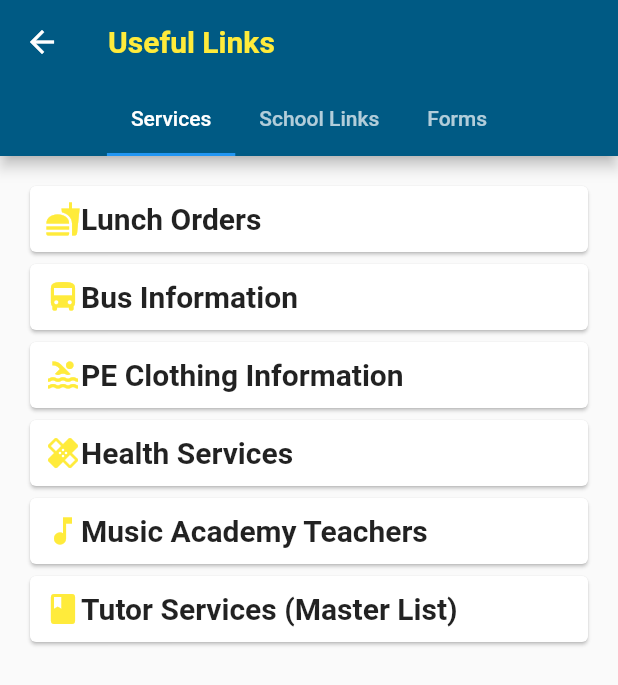
After one commit to nvonklitzing/myzis_c, a Flutter app: the UsefulLinksPage screen opened by its route, on a phone screen of 412 x 824 dp. The commit adds this screen. Shown: the top 685 px of the screen. Run offline on Flutter 3.47's test engine with Material 2 defaults, Android fonts, the phone set to English and light mode, and no system bars; network calls fail.

Commit message:
Added a Useful Links Page

```diff
--- a/lib/HomePage.dart
+++ b/lib/HomePage.dart
@@ -90,6 +90,7 @@ class _HomePageState extends State<HomePage> {
       getDrawerItem(Icons.book,     'Lions Journal', '/LionsJournalPage'),
       getDrawerItem(Icons.schedule, 'Schedule',      '/SchedulePage'),
       getDrawerItem(Icons.settings, 'Settings', '/SettingsPage'),
+      getDrawerItem(Icons.help, 'Useful Links', '/UsefulLinksPage'),
       drawerAboutItem
     ];
 
--- /dev/null
+++ b/lib/UsefulLinksPage.dart
@@ -0,0 +1,119 @@
+import 'package:flutter/material.dart';
+import 'package:myzis_c/ScheduleCard.dart';
+//import 'package:url_launcher/url_launcher.dart';
+
+class UsefulLinksPage extends StatefulWidget {
+  UsefulLinksPage({Key key}) : super(key: key);
+
+  static const String routeName = "/UsefulLinksPage";
+
+
+  @override
+  _SchedulePageState createState() => new _SchedulePageState();
+}
+
+//Examle Schedule
+class _SchedulePageState extends State<UsefulLinksPage> {
+//  _launchUrl(String url) async {
+//    if (await canLaunch(url)) {
+//      await launch(url);
+//    } else {
+//      throw 'Could not launch $url';
+//    }
+//  }
+
+  static var serviceLinks = [
+    _generateLink("Lunch Orders", Icons.fastfood, "http://passionfood.ch/register/"),
+    _generateLink("Bus Information", Icons.directions_bus, "https://www.zis.ch/fs/pages/458"),
+    _generateLink("PE Clothing Information", Icons.pool, "https://www.zis.ch/fs/pages/459"),
+    _generateLink("Health Services", Icons.healing, "https://docs.google.com/document/d/1pwiSWlqAM6ZVaOrkV5yquYK5uHiXNysmxQidm3usOJY/edit?usp=sharing"),
+    _generateLink("Music Academy Teachers", Icons.music_note, "https://docs.google.com/document/d/18RuCv01lZmxp_1l8OwMCIHTqLUsuL7A4Dn4j_J2kenE/edit?ts=5936663b"),
+    _generateLink("Tutor Services (Master List)", Icons.book, "https://docs.google.com/document/d/15dssyjWUq4Z2DafESBK_wqjTujV5dqLSWYIwxQQEuKs/edit"),
+  ];
+  static var schoolLinks = [
+    _generateLink("Annual Fund", Icons.monetization_on, "https://www.zis.ch/fs/pages/227"),
+    _generateLink("Child Protection Policy", Icons.info, "https://www.zis.ch/uploaded/Faculty_Staff_Portal/Student_Support_Services/ZIS_Child_Protection_Policy.pdf"),
+    _generateLink("Parent & ZIS Partnership", Icons.group_work, "https://www.zis.ch/uploaded/ZIS/Parents_Portal/ZISLinks/ZIS_parent_guardian_partnership_August_15.pdf"),
+    _generateLink("School Publications", Icons.public, "https://www.zis.ch/fs/pages/223"),
+    _generateLink("ZIS Job Center", Icons.work, "https://www.zis.ch/fs/pages/303"),
+    _generateLink("ZIS Terms and Abbreviations", Icons.collections_bookmark, "https://www.zis.ch/fs/pages/303"),
+  ];
+  static var formsLinks = [
+    _generateLink("Mentoring Permission", Icons.info, "https://www.zis.ch/cf_forms/view.cfm?formID=533"),
+    _generateLink("Parent Volunteering", Icons.event_available, "https://www.zis.ch/cf_forms/view.cfm?formID=11715"),
+    _generateLink("Teacher Referral Mentoring", Icons.info, "https://www.zis.ch/cf_forms/view.cfm?formID=532"),
+    _generateLink("Student Withdrawal", Icons.exit_to_app, "https://www.zis.ch/cf_forms/view.cfm?formID=1332"),
+    _generateLink("Temporary Guardianship", Icons.forward, "https://www.zis.ch/uploaded/ZIS/Parents_Portal/ZISLinks/ZIS_temporary_guardianship_form.pdf"),
+  ];
+
+  static var linkLists = [
+    serviceLinks,
+    schoolLinks,
+    formsLinks,
+  ];
+
+  static GestureDetector _generateLink (String name, IconData icon, String url) {
+    return new GestureDetector(
+      onTap: () {
+//        _launchUrl(url);
+      },
+      child: new Card(
+        child: new Padding(
+          padding: new EdgeInsets.all(10.0),
+          child: new Row(
+            children: <Widget>[
+              new Icon(icon),
+              new Text(
+                name,
+                style: new TextStyle(
+                  fontWeight: FontWeight.bold,
+                  fontSize: 20.0,
+                ),
+              ),
+            ],
+          ),
+        ),
+      ),
+    );
+  }
+
+  @override
+  Widget build(BuildContext context) {
+    return new DefaultTabController(
+      length: linkCategories.length,
+      child: new Scaffold(
+        appBar: new AppBar(
+          title: new Text('Useful Links', style: new TextStyle(fontWeight: FontWeight.bold, color: Colors.yellow)),
+          bottom: new TabBar(
+            isScrollable: true,
+            tabs: linkCategories.map((String category) {
+              return new Tab(
+                text: category,
+              );
+            }).toList(),
+          ),
+        ),
+        body: new TabBarView(
+          children: linkLists.map((category) {
+            return new Padding(
+              padding: const EdgeInsets.all(16.0),
+              child: new ListView(children: category), //TODO: Display cards
+            );
+          }).toList(),
+        ),
+        //TODO: Add body and cards
+      ),
+
+    );
+  }
+
+  //Days of the week for tab bar
+  static const List<String> linkCategories = const <String>[
+    "Services",
+    "School Links",
+    "Forms",
+  ];
+
+  void _onFloatingActionButtonPressed() {
+  }
+}
--- a/lib/main.dart
+++ b/lib/main.dart
@@ -4,6 +4,7 @@ import 'package:myzis_c/LionsJournalPage.dart';
 import 'package:myzis_c/SchedulePage.dart';
 import 'package:myzis_c/LoginPage.dart';
 import 'package:myzis_c/SettingsPage.dart';
+import 'package:myzis_c/UsefulLinksPage.dart';
 
 void main() => runApp(new MyApp());
 
@@ -25,6 +26,7 @@ class MyApp extends StatelessWidget {
         LionsJournalPage.routeName : (BuildContext context) => new LionsJournalPage(),
         SchedulePage.routeName : (BuildContext context) => new SchedulePage(),
         SettingsPage.routeName : (BuildContext context) => new SettingsPage(),
+        UsefulLinksPage.routeName : (BuildContext context) => new UsefulLinksPage(),
 //        LoginPage.routeName : (BuildContext context) => new LoginPage(),
       },
     );
```
